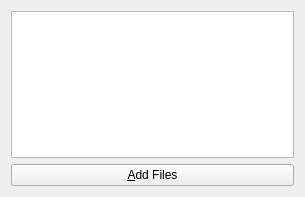
yurychu/media_decoding, file desktop_client/include/desktop_client/u_interfaces/SelectFilesWidget.ui: the form before one commit.
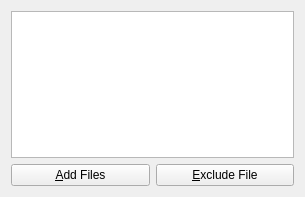
The form after the commit.

Commit message: select files widget

Patch:
```diff
--- a/desktop_client/include/desktop_client/u_interfaces/SelectFilesWidget.ui
+++ b/desktop_client/include/desktop_client/u_interfaces/SelectFilesWidget.ui
@@ -20,11 +20,22 @@
       <widget class="QListWidget" name="fileNamesListWidget"/>
      </item>
      <item>
+      <layout class="QHBoxLayout" name="horizontalLayout">
+       <item>
       <widget class="QPushButton" name="addFilesPushButton">
        <property name="text">
         <string>&amp;Add Files</string>
        </property>
       </widget>
+       </item>
+       <item>
+        <widget class="QPushButton" name="excludeFileButton">
+         <property name="text">
+          <string>&amp;Exclude File</string>
+         </property>
+        </widget>
+       </item>
+      </layout>
      </item>
     </layout>
    </item>
```
Lines whose indentation alone changed are shown as unchanged. The commit also changes 5 other files.
